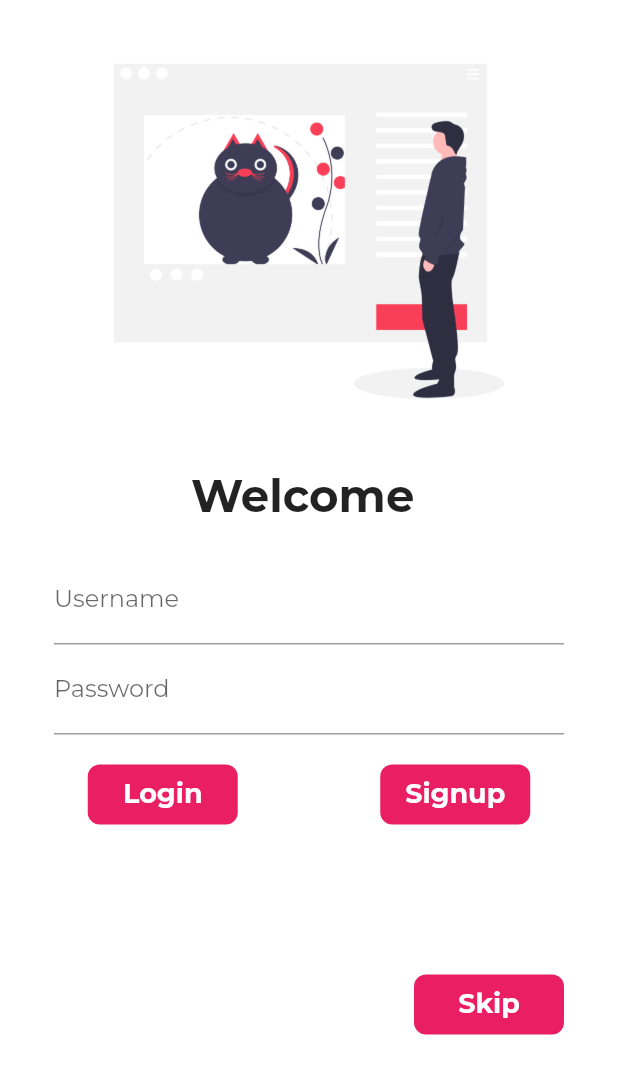
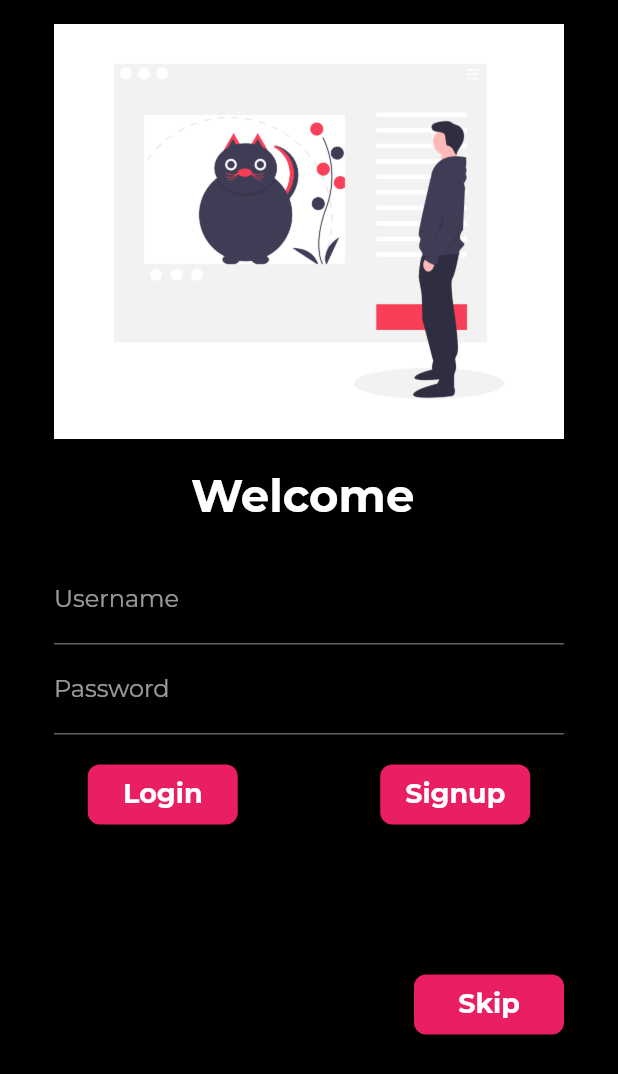
Before and after one commit to derpLLC/Petscue, a Flutter app: the screen it shows after launch, on a phone screen of 412 x 824 dp. Shown: the top 1074 px of the screen. Run offline on Flutter 3.47's test engine with Material 2 defaults, Android fonts, the phone set to English and light mode, and no system bars; our stand-ins replace firebase_auth, firebase_core, font_awesome_flutter, google_fonts; accounts and stored records are empty.

Commit message:
lib: themes: initial dark theme
*yes finally :D

Signed-off-by: Ayush Dubey <ayushdubey70@gmail.com>

```diff
--- a/lib/main.dart
+++ b/lib/main.dart
@@ -1,9 +1,9 @@
 import 'package:firebase_auth/firebase_auth.dart';
 import 'package:firebase_core/firebase_core.dart';
 import 'package:flutter/material.dart';
-import 'package:google_fonts/google_fonts.dart';
 import 'package:petshop/screen/product.dart';
 import 'package:petshop/screen/signup.dart';
+import 'package:petshop/themes.dart';
 import 'package:petshop/utils/fire_auth.dart';
 import 'package:provider/provider.dart';
 
@@ -32,11 +32,9 @@ class MyApp extends StatelessWidget {
       ],
       child: MaterialApp(
         debugShowCheckedModeBanner: false,
-        themeMode: ThemeMode.system,
-        theme: ThemeData(
-          fontFamily: GoogleFonts.montserrat().fontFamily,
-          primarySwatch: Colors.pink,
-        ),
+        themeMode: ThemeMode.dark,
+        theme: AppTheme.lightTheme(context),
+        darkTheme: AppTheme.darkTheme(context),
         initialRoute: "/",
         routes: {
           "/": (context) => FireAuthWrapper(),
--- a/lib/screen/homescreen.dart
+++ b/lib/screen/homescreen.dart
@@ -28,7 +28,6 @@ class _HomeScreenState extends State<HomeScreen> {
     var size = MediaQuery.of(context).size;
 
     return Scaffold(
-      backgroundColor: Colors.white,
       body: Builder(
         builder: (context) => SingleChildScrollView(
           child: Container(
--- a/lib/screen/login.dart
+++ b/lib/screen/login.dart
@@ -3,6 +3,9 @@ import 'package:flutter/material.dart';
 import 'package:petshop/utils/fire_auth.dart';
 import 'package:petshop/utils/routes.dart';
 import 'package:provider/provider.dart';
+
+import '../themes.dart';
+
 
 class Login extends StatefulWidget {
   @override
@@ -24,7 +27,6 @@ class _LoginState extends State<Login> {
   @override
   Widget build(BuildContext context) {
     return Material(
-      color: Colors.white,
       child: SingleChildScrollView(
         child: Column(
           children: [
--- /dev/null
+++ b/lib/themes.dart
@@ -0,0 +1,21 @@
+import 'package:flutter/material.dart';
+import 'package:google_fonts/google_fonts.dart';
+
+class AppTheme {
+  static ThemeData lightTheme(BuildContext context) => ThemeData(
+        fontFamily: GoogleFonts.montserrat().fontFamily,
+        canvasColor: creamColor,
+        primarySwatch: Colors.pink,
+      );
+
+  static ThemeData darkTheme(BuildContext context) => ThemeData(
+        fontFamily: GoogleFonts.montserrat().fontFamily,
+        primaryColor: Colors.pink,
+        canvasColor: canvasColor ,
+        brightness: Brightness.dark,
+      );
+}
+
+// Colors
+const Color canvasColor = Colors.black;
+const Color creamColor = Color(0xfff5f5f5);
```
